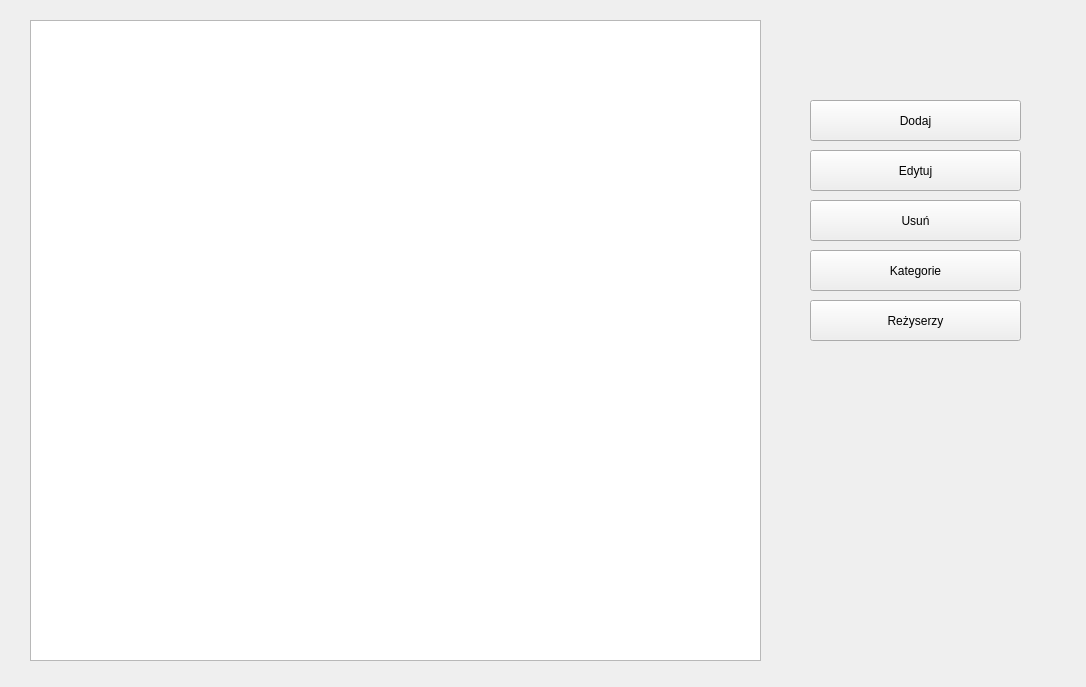
mmchruscinski/Project-FilmManager, file MainWindow.ui: the form before one commit.
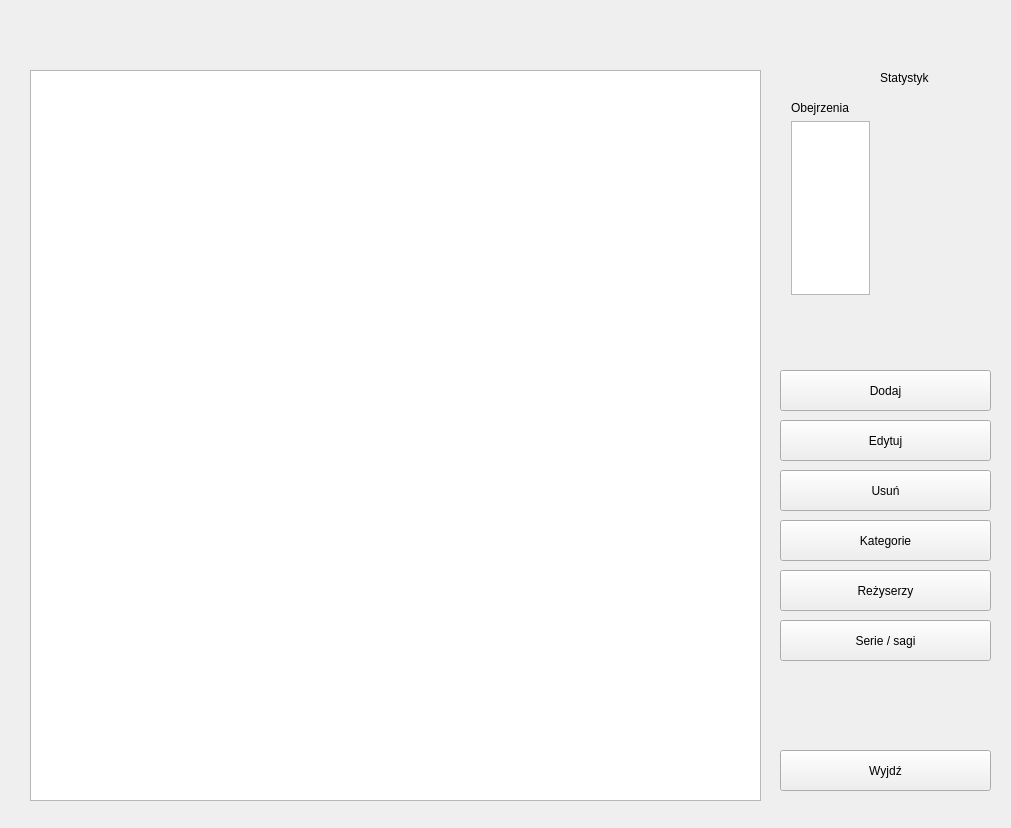
The form after the commit.

The edit to the form file:
```diff
--- a/MainWindow.ui
+++ b/MainWindow.ui
@@ -6,8 +6,8 @@
    <rect>
     <x>0</x>
     <y>0</y>
-    <width>1086</width>
-    <height>687</height>
+    <width>1011</width>
+    <height>828</height>
    </rect>
   </property>
   <property name="windowTitle">
@@ -16,8 +16,8 @@
   <widget class="QPushButton" name="pushButton">
    <property name="geometry">
     <rect>
-     <x>810</x>
-     <y>100</y>
+     <x>780</x>
+     <y>370</y>
      <width>211</width>
      <height>41</height>
     </rect>
@@ -30,9 +30,9 @@
    <property name="geometry">
     <rect>
      <x>30</x>
-     <y>20</y>
+     <y>70</y>
      <width>731</width>
-     <height>641</height>
+     <height>731</height>
     </rect>
    </property>
    <property name="selectionBehavior">
@@ -42,8 +42,8 @@
   <widget class="QPushButton" name="pushButton_2">
    <property name="geometry">
     <rect>
-     <x>810</x>
-     <y>200</y>
+     <x>780</x>
+     <y>470</y>
      <width>211</width>
      <height>41</height>
     </rect>
@@ -55,8 +55,8 @@
   <widget class="QPushButton" name="pushButton_3">
    <property name="geometry">
     <rect>
-     <x>810</x>
-     <y>150</y>
+     <x>780</x>
+     <y>420</y>
      <width>211</width>
      <height>41</height>
     </rect>
@@ -68,8 +68,8 @@
   <widget class="QPushButton" name="pushButton_4">
    <property name="geometry">
     <rect>
-     <x>810</x>
-     <y>250</y>
+     <x>780</x>
+     <y>520</y>
      <width>211</width>
      <height>41</height>
     </rect>
@@ -81,8 +81,8 @@
   <widget class="QPushButton" name="pushButton_5">
    <property name="geometry">
     <rect>
-     <x>810</x>
-     <y>300</y>
+     <x>780</x>
+     <y>570</y>
      <width>211</width>
      <height>41</height>
     </rect>
@@ -91,6 +91,67 @@
     <string>Reżyserzy</string>
    </property>
   </widget>
+  <widget class="QPushButton" name="pushButton_6">
+   <property name="geometry">
+    <rect>
+     <x>780</x>
+     <y>620</y>
+     <width>211</width>
+     <height>41</height>
+    </rect>
+   </property>
+   <property name="text">
+    <string>Serie / sagi</string>
+   </property>
+  </widget>
+  <widget class="QPushButton" name="pushButton_7">
+   <property name="geometry">
+    <rect>
+     <x>780</x>
+     <y>750</y>
+     <width>211</width>
+     <height>41</height>
+    </rect>
+   </property>
+   <property name="text">
+    <string>Wyjdź</string>
+   </property>
+  </widget>
+  <widget class="QLabel" name="label">
+   <property name="geometry">
+    <rect>
+     <x>880</x>
+     <y>70</y>
+     <width>49</width>
+     <height>16</height>
+    </rect>
+   </property>
+   <property name="text">
+    <string>Statystyki</string>
+   </property>
+  </widget>
+  <widget class="QWidget" name="">
+   <property name="geometry">
+    <rect>
+     <x>780</x>
+     <y>90</y>
+     <width>101</width>
+     <height>216</height>
+    </rect>
+   </property>
+   <layout class="QVBoxLayout" name="verticalLayout">
+    <item>
+     <widget class="QLabel" name="label_2">
+      <property name="text">
+       <string>Obejrzenia</string>
+      </property>
+     </widget>
+    </item>
+    <item>
+     <widget class="QListView" name="listView"/>
+    </item>
+   </layout>
+  </widget>
  </widget>
  <layoutdefault spacing="6" margin="11"/>
  <resources>
```
Left out of the diff: 4 changed lines with no effect on the pictures.
